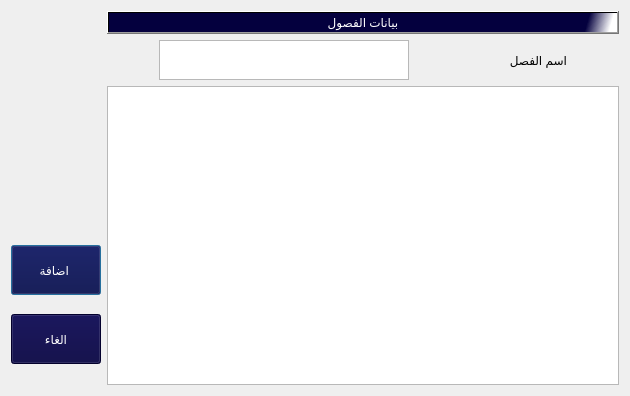
Before: the Qt Designer form ChaptersDataDialog.ui in IbnEissa/EduTrackingPublic, drawn with Qt 5.
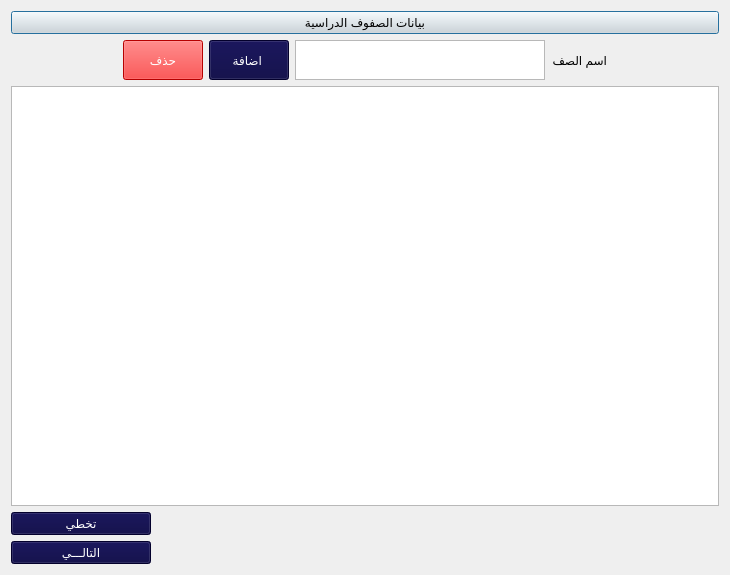
After: the same form once the commit is applied. Icons and pictures are not drawn.

Commit message: adding the init classes and GUIs

```diff
--- a/ChaptersDataDialog.ui
+++ b/ChaptersDataDialog.ui
@@ -6,8 +6,8 @@
    <rect>
     <x>0</x>
     <y>0</y>
-    <width>630</width>
-    <height>396</height>
+    <width>730</width>
+    <height>575</height>
    </rect>
   </property>
   <property name="windowTitle">
@@ -15,7 +15,7 @@
   </property>
   <layout class="QGridLayout" name="gridLayout_2">
    <item row="0" column="0">
-    <layout class="QHBoxLayout" name="horizontalLayout_2" stretch="15,85">
+    <layout class="QHBoxLayout" name="horizontalLayout_2" stretch="85">
      <property name="leftMargin">
       <number>0</number>
      </property>
@@ -23,89 +23,105 @@
       <number>0</number>
      </property>
      <item>
-      <layout class="QVBoxLayout" name="verticalLayout">
-       <property name="spacing">
-        <number>0</number>
-       </property>
-       <property name="leftMargin">
-        <number>0</number>
-       </property>
-       <property name="topMargin">
-        <number>215</number>
-       </property>
-       <property name="rightMargin">
-        <number>0</number>
-       </property>
-       <property name="bottomMargin">
-        <number>0</number>
-       </property>
-       <item>
-        <widget class="QPushButton" name="pushButton">
-         <property name="maximumSize">
-          <size>
-           <width>130</width>
-           <height>50</height>
-          </size>
-         </property>
-         <property name="styleSheet">
-          <string notr="true">background-color:rgb(4, 0, 62);
-color:rgb(255, 255, 255);
-font: 15pt &quot;PT Bold Heading&quot;;</string>
-         </property>
-         <property name="text">
-          <string>اضافة </string>
-         </property>
-        </widget>
-       </item>
-       <item>
-        <widget class="QPushButton" name="pushButton_2">
-         <property name="maximumSize">
-          <size>
-           <width>130</width>
-           <height>50</height>
-          </size>
-         </property>
-         <property name="styleSheet">
-          <string notr="true">background-color:rgb(4, 0, 62);
-color:rgb(255, 255, 255);
-font: 15pt &quot;PT Bold Heading&quot;;</string>
-         </property>
-         <property name="text">
-          <string>الغاء</string>
-         </property>
-        </widget>
-       </item>
-      </layout>
-     </item>
-     <item>
-      <layout class="QVBoxLayout" name="verticalLayout_2" stretch="0,0,20">
+      <layout class="QVBoxLayout" name="verticalLayout_2" stretch="0,0,0">
        <item>
         <widget class="QPushButton" name="pushButton_3">
          <property name="styleSheet">
           <string notr="true">background-color:rgb(223, 221, 220);
 color:rgb(0, 0, 0);
 
-font: 18pt &quot;Mohammad Annoktah&quot;;
-background-color:qlineargradient(spread:pad, x1:0.506975, y1:0.432, x2:0.99, y2:0.437227, stop:0.900498 rgba(4, 0, 62, 255), stop:1 rgba(255, 255, 255, 255));
-color:rgb(255, 255, 255);
-font: 15pt &quot;PT Bold Heading&quot;;
-</string>
+font: 18pt &quot;Mohammad Annoktah&quot;;</string>
          </property>
          <property name="text">
-          <string>بيانات الفصول</string>
+          <string>بيانات الصفوف الدراسية</string>
          </property>
         </widget>
        </item>
        <item>
         <layout class="QHBoxLayout" name="horizontalLayout">
          <item>
-          <widget class="QTextEdit" name="textEdit">
+          <spacer name="horizontalSpacer_2">
+           <property name="orientation">
+            <enum>Qt::Horizontal</enum>
+           </property>
+           <property name="sizeHint" stdset="0">
+            <size>
+             <width>40</width>
+             <height>20</height>
+            </size>
+           </property>
+          </spacer>
+         </item>
+         <item>
+          <widget class="QPushButton" name="btnDeleteClasses">
+           <property name="maximumSize">
+            <size>
+             <width>130</width>
+             <height>50</height>
+            </size>
+           </property>
+           <property name="styleSheet">
+            <string notr="true">background-color:rgb(255, 0, 0);
+color:rgb(255, 255, 255);
+font: 15pt &quot;Mohammad Annoktah&quot;;</string>
+           </property>
+           <property name="text">
+            <string>حذف</string>
+           </property>
+           <property name="icon">
+            <iconset>
+             <normaloff>icons/delete3.svg</normaloff>icons/delete3.svg</iconset>
+           </property>
+           <property name="iconSize">
+            <size>
+             <width>35</width>
+             <height>35</height>
+            </size>
+           </property>
+          </widget>
+         </item>
+         <item>
+          <widget class="QPushButton" name="btnAddClasses">
+           <property name="maximumSize">
+            <size>
+             <width>130</width>
+             <height>50</height>
+            </size>
+           </property>
+           <property name="styleSheet">
+            <string notr="true">background-color:rgb(4, 0, 62);
+color:rgb(255, 255, 255);
+font: 15pt &quot;Mohammad Annoktah&quot;;</string>
+           </property>
+           <property name="text">
+            <string>اضافة </string>
+           </property>
+           <property name="icon">
+            <iconset>
+             <normaloff>icons/add-to-28.svg</normaloff>icons/add-to-28.svg</iconset>
+           </property>
+           <property name="iconSize">
+            <size>
+             <width>40</width>
+             <height>40</height>
+            </size>
+           </property>
+          </widget>
+         </item>
+         <item>
+          <widget class="QTextEdit" name="txtClassName">
            <property name="maximumSize">
             <size>
              <width>250</width>
              <height>40</height>
             </size>
            </property>
+           <property name="layoutDirection">
+            <enum>Qt::RightToLeft</enum>
+           </property>
+           <property name="styleSheet">
+            <string notr="true">font: 75 11pt &quot;MS Shell Dlg 2&quot;;</string>
+           </property>
           </widget>
          </item>
          <item>
@@ -116,17 +132,96 @@
              <height>40</height>
             </size>
            </property>
+           <property name="styleSheet">
+            <string notr="true">font: 10pt &quot;Mohammad Annoktah&quot;;</string>
+           </property>
            <property name="text">
-            <string>اسم الفصل</string>
+            <string>اسم الصف</string>
            </property>
           </widget>
          </item>
+         <item>
+          <spacer name="horizontalSpacer">
+           <property name="orientation">
+            <enum>Qt::Horizontal</enum>
+           </property>
+           <property name="sizeHint" stdset="0">
+            <size>
+             <width>40</width>
+             <height>20</height>
+            </size>
+           </property>
+          </spacer>
+         </item>
         </layout>
        </item>
        <item>
         <layout class="QGridLayout" name="gridLayout">
          <item row="0" column="0">
-          <widget class="QListView" name="listView"/>
+          <widget class="QListWidget" name="listClasses">
+           <property name="layoutDirection">
+            <enum>Qt::RightToLeft</enum>
+           </property>
+           <property name="styleSheet">
+            <string notr="true">font: 75 11pt &quot;MS Shell Dlg 2&quot;;</string>
+           </property>
+          </widget>
+         </item>
+         <item row="2" column="0">
+          <widget class="QPushButton" name="btnSkipClasses">
+           <property name="maximumSize">
+            <size>
+             <width>140</width>
+             <height>60</height>
+            </size>
+           </property>
+           <property name="styleSheet">
+            <string notr="true">background-color:rgb(4, 0, 62);
+color:rgb(255, 255, 255);
+font: 15pt &quot;Mohammad Annoktah&quot;;</string>
+           </property>
+           <property name="text">
+            <string>تخطي</string>
+           </property>
+           <property name="icon">
+            <iconset>
+             <normaloff>icons/arrow-left.png</normaloff>icons/arrow-left.png</iconset>
+           </property>
+           <property name="iconSize">
+            <size>
+             <width>30</width>
+             <height>30</height>
+            </size>
+           </property>
+          </widget>
+         </item>
+         <item row="3" column="0">
+          <widget class="QPushButton" name="btnSaveClasses">
+           <property name="maximumSize">
+            <size>
+             <width>140</width>
+             <height>60</height>
+            </size>
+           </property>
+           <property name="styleSheet">
+            <string notr="true">background-color:rgb(4, 0, 62);
+color:rgb(255, 255, 255);
+font: 15pt &quot;Mohammad Annoktah&quot;;</string>
+           </property>
+           <property name="text">
+            <string>التالـــي</string>
+           </property>
+           <property name="icon">
+            <iconset>
+             <normaloff>icons/arrowLeft.png</normaloff>icons/arrowLeft.png</iconset>
+           </property>
+           <property name="iconSize">
+            <size>
+             <width>35</width>
+             <height>35</height>
+            </size>
+           </property>
+          </widget>
          </item>
         </layout>
        </item>
```
Left out of the diff: 2 changed lines with no effect on the pictures. The commit also changes 77 other files.
